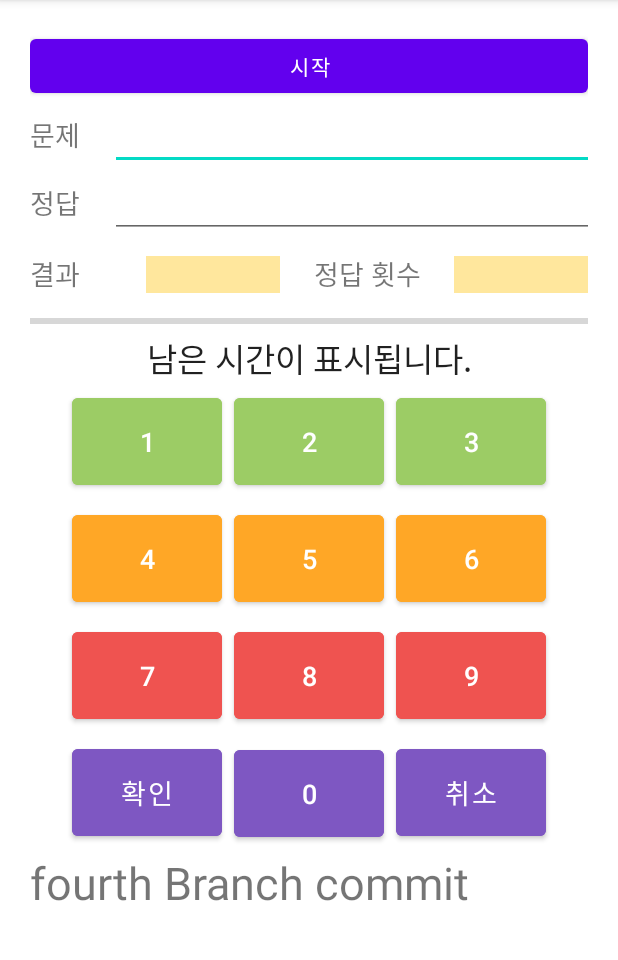
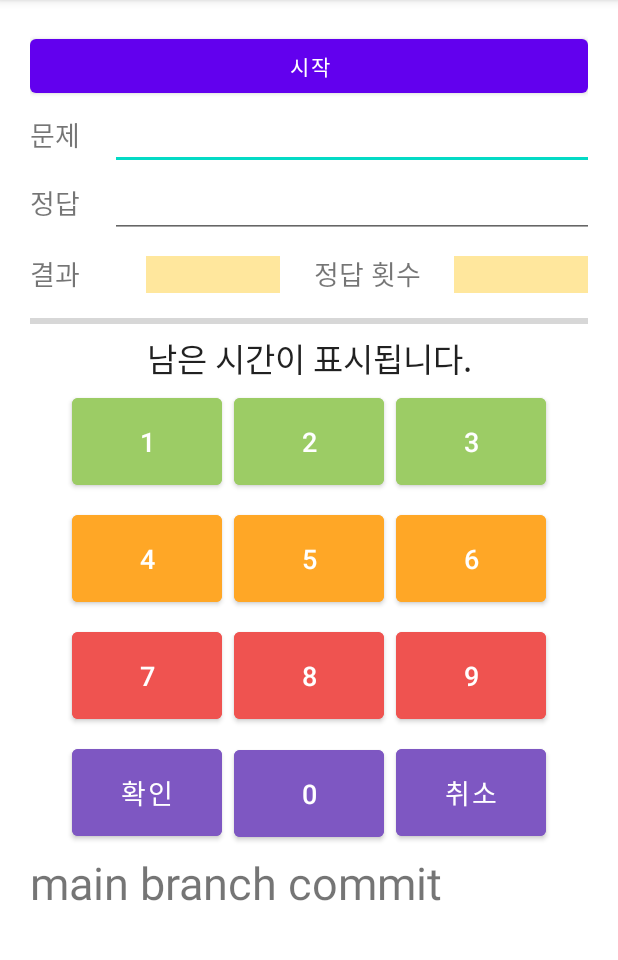
Before and after one commit to subin1004/gugudan, an Android app: the screen it shows after launch (MainActivity), on a phone screen of 412 x 824 dp, the part 84-1044 px from its top. Run offline under Robolectric (Android 15) with nearby library versions, the phone set to English and light mode, and no system bars.

Commit message:
main branch commit

```diff
--- a/app/src/main/res/layout/activity_main.xml
+++ b/app/src/main/res/layout/activity_main.xml
@@ -242,6 +242,6 @@
         android:layout_width="wrap_content"
         android:layout_height="wrap_content"
         android:textSize="30sp"
-        android:text="fourth Branch commit"/>
+        android:text="main branch commit"/>
 
 </LinearLayout>
```
